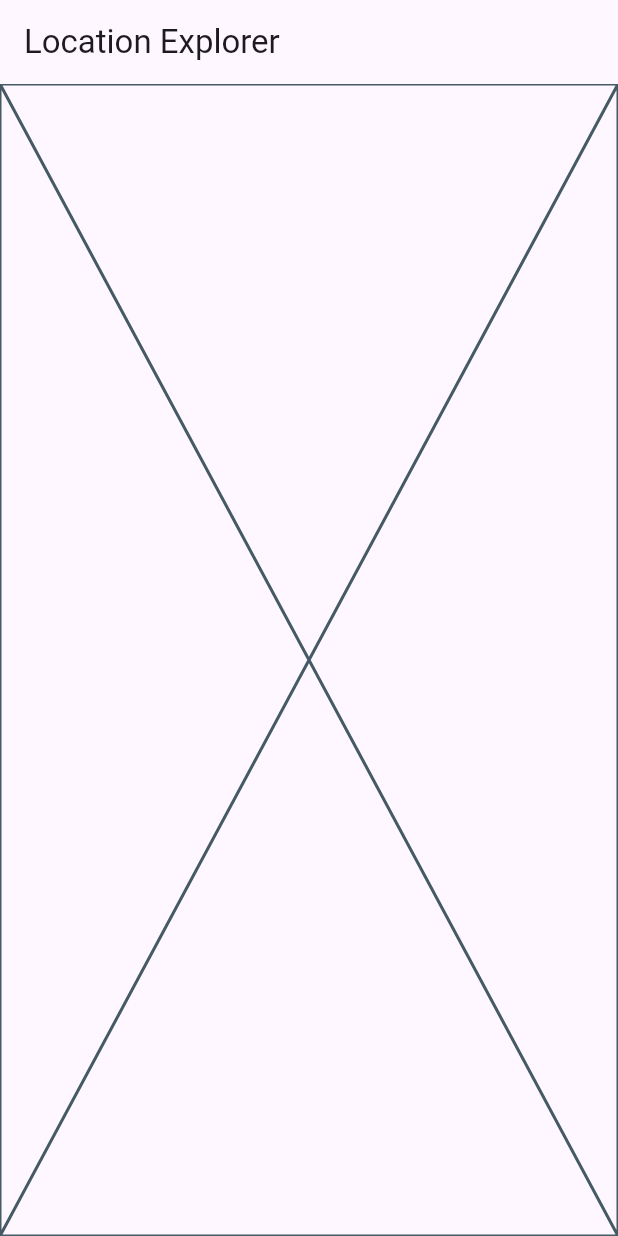
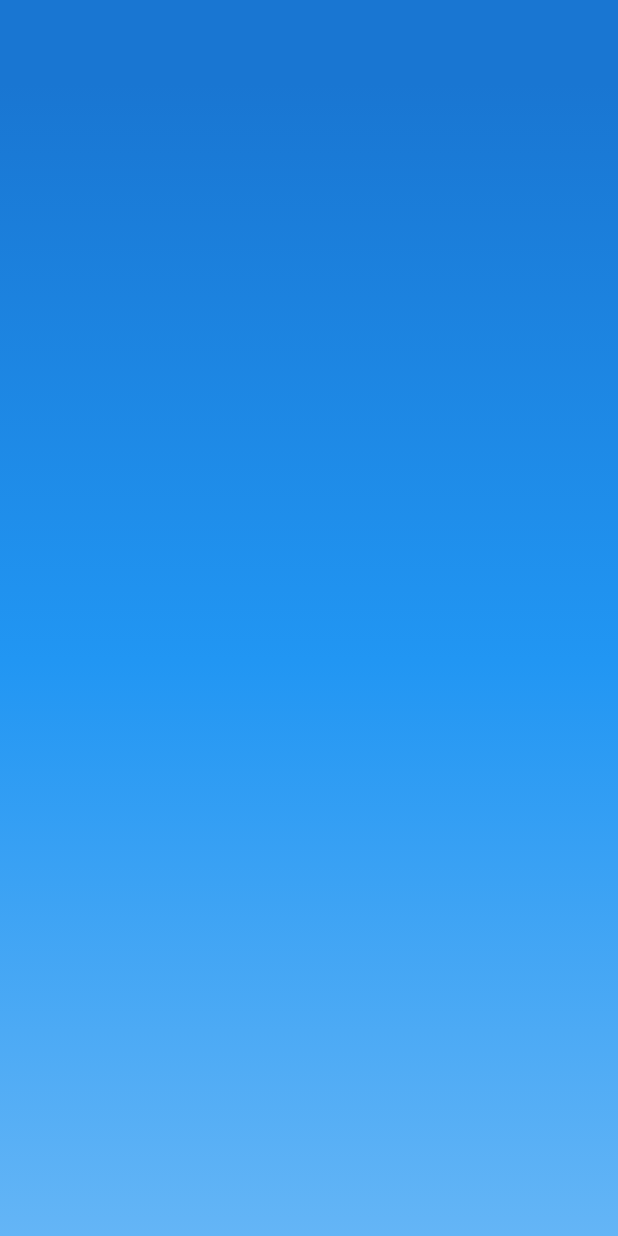
Before and after one commit to hippieperm/flutter_location_explorer, a Flutter app: the screen it shows after launch, on a phone screen of 412 x 824 dp. Run offline on Flutter 3.47's test engine with Material 3 defaults, Android fonts, the phone set to English and light mode, and no system bars; our stand-ins replace flutter_dotenv.

Commit message:
홈 페이지의 앱바 배경색을 변경하고, 본문에 안전 영역을 추가하여 배경을 그라데이션으로 설정하는 기능을 구현함.

```diff
--- a/lib/ui/pages/home/home_page.dart
+++ b/lib/ui/pages/home/home_page.dart
@@ -6,8 +6,20 @@ class HomePage extends StatelessWidget {
   @override
   Widget build(BuildContext context) {
     return Scaffold(
-      appBar: AppBar(title: const Text('Location Explorer')),
-      body: const Placeholder(),
+      appBar: AppBar(backgroundColor: Colors.blue[700]),
+      body: SafeArea(child: Stack(children: [_buildBackground()])),
     );
   }
 }
+
+Widget _buildBackground() {
+  return Container(
+    decoration: BoxDecoration(
+      gradient: LinearGradient(
+        begin: Alignment.topCenter,
+        end: Alignment.bottomCenter,
+        colors: [Colors.blue[700]!, Colors.blue[500]!, Colors.blue[300]!],
+      ),
+    ),
+  );
+}
```
